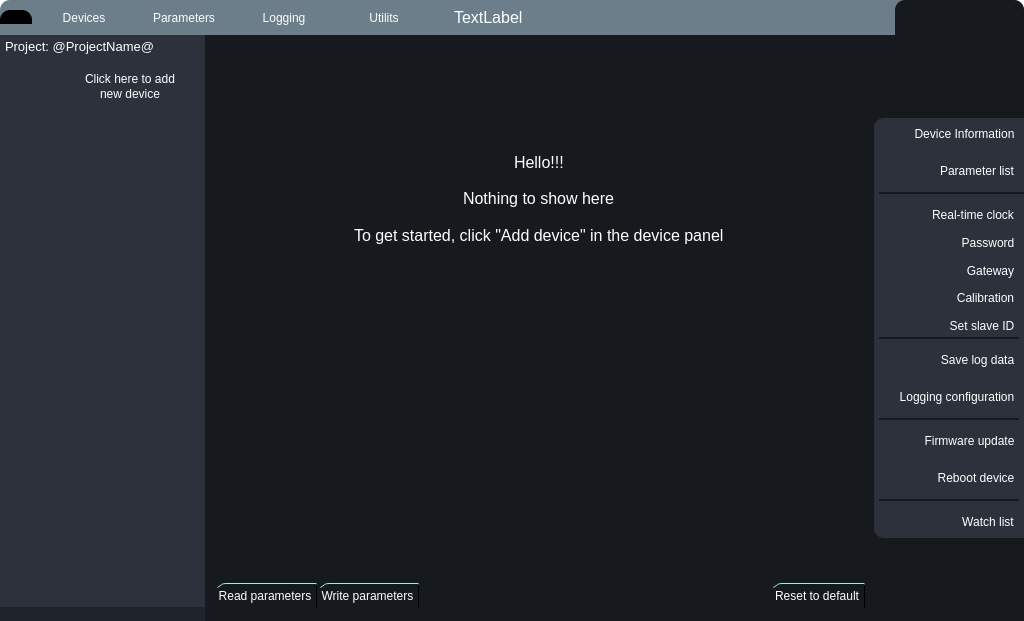
First picture: the form in UI/forms/form.ui, repository romangolovkou/AQteck_toolMAX, before the edit.
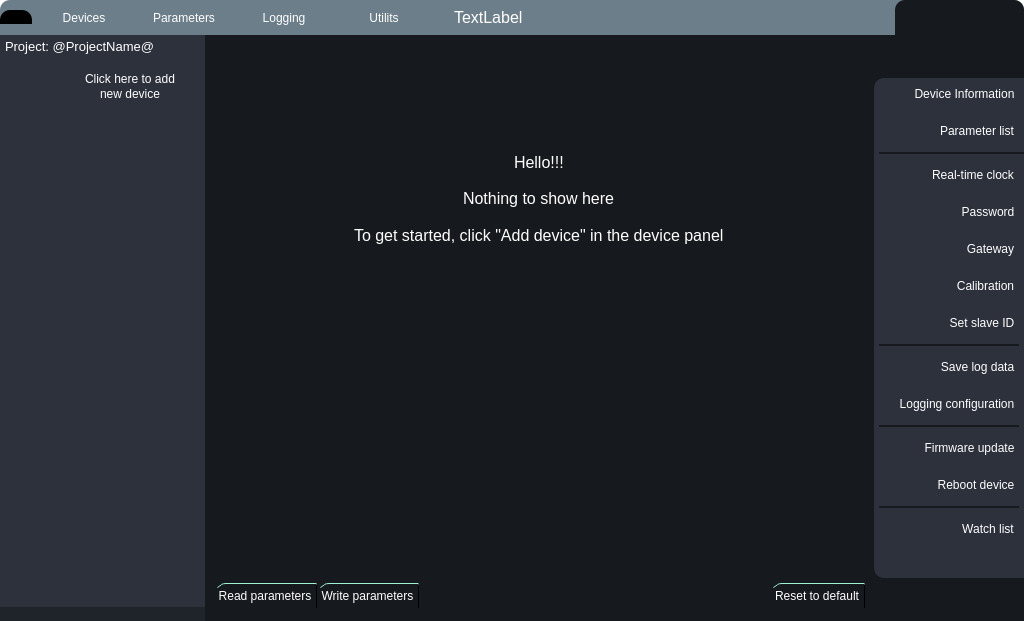
Second picture: the form after the edit. Icons and pictures are not drawn. Custom widgets are drawn as their Qt base class.

Commit message: тест форм юи

```diff
--- a/UI/forms/form.ui
+++ b/UI/forms/form.ui
@@ -1849,16 +1849,22 @@
              </property>
              <item>
               <widget class="QWidget" name="rightMenuSubContainer" native="true">
+               <property name="sizePolicy">
+                <sizepolicy hsizetype="Preferred" vsizetype="Fixed">
+                 <horstretch>0</horstretch>
+                 <verstretch>0</verstretch>
+                </sizepolicy>
+               </property>
                <property name="minimumSize">
                 <size>
                  <width>0</width>
-                 <height>410</height>
+                 <height>0</height>
                 </size>
                </property>
                <property name="maximumSize">
                 <size>
                  <width>16777215</width>
-                 <height>420</height>
+                 <height>500</height>
                 </size>
                </property>
                <layout class="QVBoxLayout" name="verticalLayout_24">
@@ -2039,7 +2045,7 @@
                   <property name="maximumSize">
                    <size>
                     <width>16777215</width>
-                    <height>140</height>
+                    <height>200</height>
                    </size>
                   </property>
                   <property name="frameShape">
@@ -2316,7 +2322,7 @@
                   <property name="maximumSize">
                    <size>
                     <width>16777215</width>
-                    <height>200</height>
+                    <height>16777215</height>
                    </size>
                   </property>
                   <property name="frameShape">
@@ -2452,6 +2458,12 @@
                 </item>
                 <item>
                  <widget class="QFrame" name="firmwareFrame">
+                  <property name="maximumSize">
+                   <size>
+                    <width>16777215</width>
+                    <height>16777215</height>
+                   </size>
+                  </property>
                   <property name="frameShape">
                    <enum>QFrame::StyledPanel</enum>
                   </property>
```
